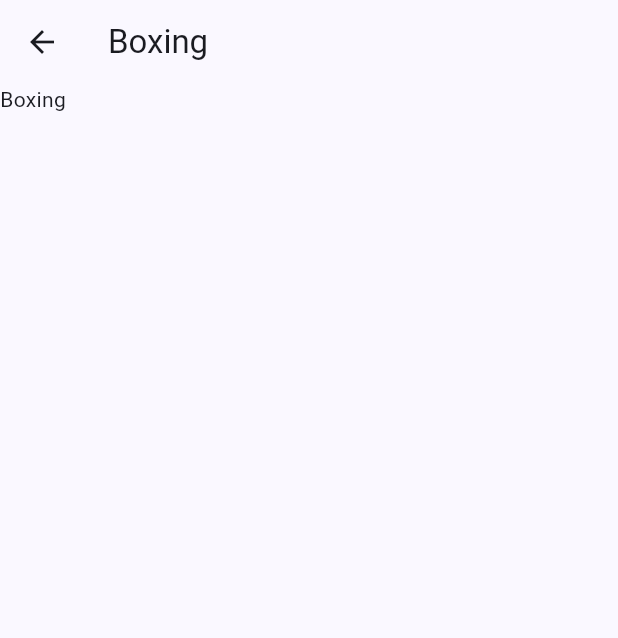
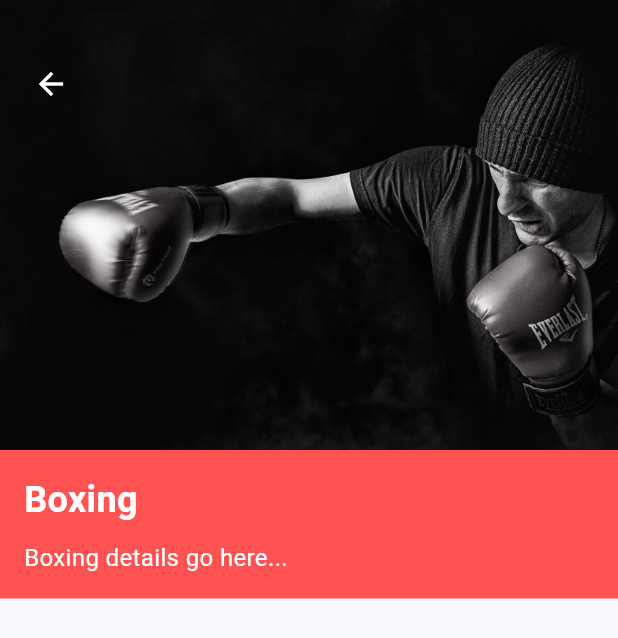
Before and after one commit to sukhaman/GigMaster, a Flutter app: the screen it shows after launch, after a tap on "Boxing", on a phone screen of 412 x 824 dp. Shown: the top 638 px of the screen. Run offline on Flutter 3.47's test engine with Material 3 defaults, Android fonts, the light colour scheme and no system bars; our stand-ins replace bloc, flutter_riverpod, flutter_svg, riverpod.

Commit message:
Back button and image as Header added

```diff
--- a/gigmaster/lib/views/category_view.dart
+++ b/gigmaster/lib/views/category_view.dart
@@ -9,21 +9,68 @@ class CategoryView extends StatefulWidget {
 }
 
 class _CategoryViewState extends State<CategoryView> {
-  late final Category? _category;
-
-  @override
-  void didChangeDependencies() {
-    super.didChangeDependencies();
-    _category = ModalRoute.of(context)?.settings.arguments as Category?;
-  }
-
   @override
   Widget build(BuildContext context) {
+    final category = ModalRoute.of(context)!.settings.arguments as Category;
     return Scaffold(
-      appBar: AppBar(
-        title: Text(_category!.name),
+      body: SingleChildScrollView(
+        child: Column(
+          children: [
+            Stack(
+              children: [
+                // Background image
+                Container(
+                  height: 300,
+                  decoration: BoxDecoration(
+                    image: DecorationImage(
+                      image: AssetImage(category.imageUrl),
+                      fit: BoxFit.cover,
+                    ),
+                  ),
+                ),
+                Positioned(
+                  top: 32,
+                  left: 10,
+                  child: IconButton(
+                    icon: const Icon(Icons.arrow_back, color: Colors.white),
+                    onPressed: () {
+                      Navigator.pop(context);
+                    },
+                  ),
+                ),
+              ],
+            ),
+            // Content below the image
+            Container(
+              color: Colors.redAccent,
+              width: MediaQuery.of(context).size.width,
+              padding: const EdgeInsets.all(16.0),
+              child: Column(
+                crossAxisAlignment: CrossAxisAlignment.start,
+                children: [
+                  Text(
+                    category.name,
+                    style: const TextStyle(
+                      color: Colors.white,
+                      fontSize: 24,
+                      fontWeight: FontWeight.bold,
+                    ),
+                  ),
+                  const SizedBox(height: 10),
+                  Text(
+                    '${category.name} details go here...',
+                    style: const TextStyle(
+                      color: Colors.white,
+                      fontSize: 16,
+                    ),
+                  ),
+                  // Add more content as needed
+                ],
+              ),
+            ),
+          ],
+        ),
       ),
-      body: Text(_category.name),
     );
   }
 }
```
